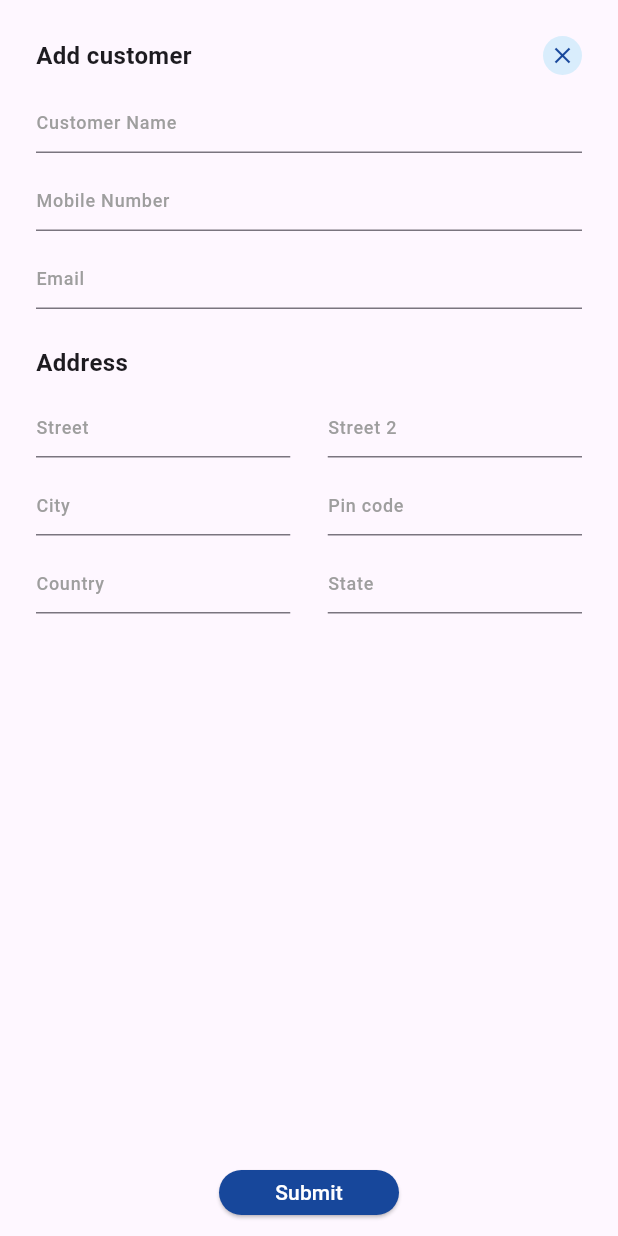
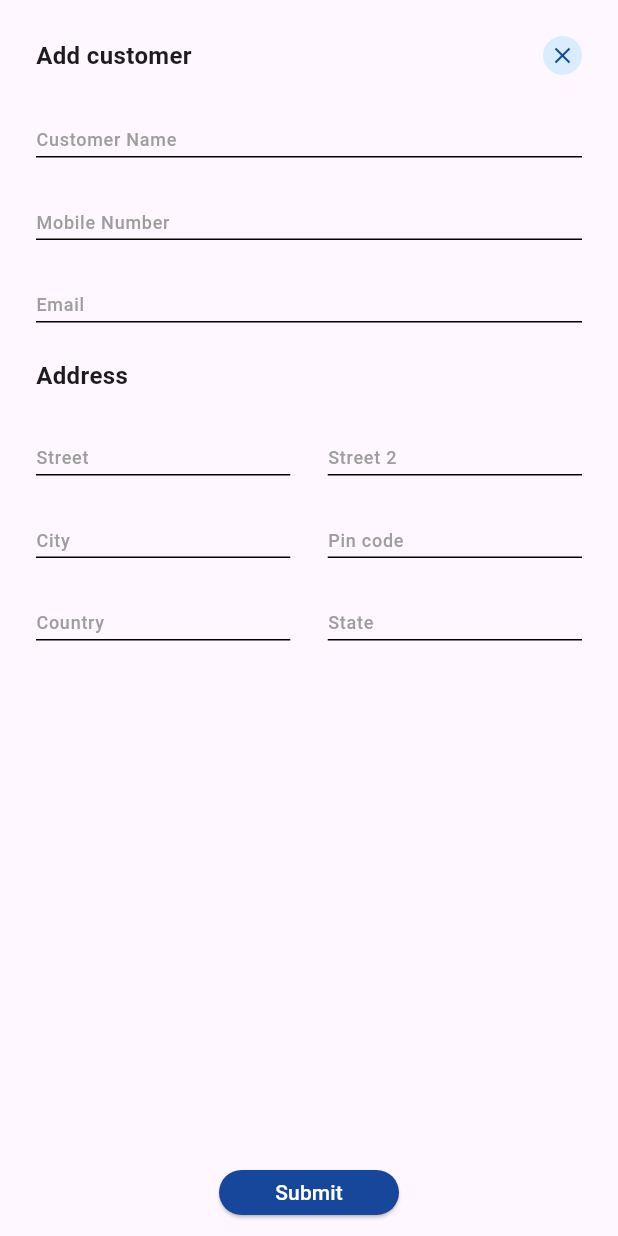
Before and after one commit to Sanjayvkp/shopping-app, a Flutter app: the BottomSheetContentWidget widget shown alone on an empty page, opened directly, after a tap on "Submit", on a phone screen of 412 x 824 dp. Run offline on Flutter 3.47's test engine with Material 3 defaults, Android fonts, the phone set to English and light mode, and no system bars; our stand-ins replace dio, flutter_hooks, flutter_riverpod, freezed_annotation, hooks_riverpod, riverpod_annotation; generated files the repository leaves out were written again; network calls fail.

Commit message:
Modified:show model bottom sheet widget

```diff
--- a/lib/controller/providers/api_provider.dart
+++ b/lib/controller/providers/api_provider.dart
@@ -1,3 +1,5 @@
+import 'dart:developer';
+
 import 'package:dio/dio.dart';
 import 'package:riverpod_annotation/riverpod_annotation.dart';
 import 'package:shopping_app/controller/providers/api_provider_state.dart';
@@ -75,4 +77,22 @@ class Api extends _$Api {
       throw Exception('Failed to fetch customer: $error');
     }
   }
+
+  Future<void> addCustomer(Details customer) async {
+    try {
+      final Map<String, dynamic> customerJson = customer.toJson();
+      Response response = await dio.post(
+        ApiUtils.baseUrl + ApiUtils.customers,
+        data: customerJson,
+      );
+      if (response.statusCode == 200) {
+        log('Customer added successfully');
+      } else {
+        throw Exception(
+            'Failed to add customer. Status code: ${response.statusCode}');
+      }
+    } catch (error) {
+      throw Exception('Failed to add customer: $error');
+    }
+  }
 }
--- a/lib/controller/services/api_services.dart
+++ b/lib/controller/services/api_services.dart
@@ -41,7 +41,4 @@ class ApiServices {
       throw Exception('Failed to fetch customers: $error');
     }
   }
-
-
-
 }
--- a/lib/model/customer_model.dart
+++ b/lib/model/customer_model.dart
@@ -6,13 +6,17 @@ part 'customer_model.g.dart';
 @freezed
 class Details with _$Details {
   const factory Details({
-    required int id,
+    required int? id,
     required String name,
     required String? profilePic,
     required String city,
     required String? street,
     required String? country,
     required String? state,
+    required String? streetTwo,
+    required String? email,
+    required String? number,
+    required String? pinCode,
   }) = _Details;
 
   factory Details.fromJson(Map<String, dynamic> json) =>
--- a/lib/view/pages/customer_page.dart
+++ b/lib/view/pages/customer_page.dart
@@ -46,7 +46,7 @@ class CustomerPage extends HookConsumerWidget {
                   children: [
                     TextFieldWidget(
                       textEditingController: searchController,
-                      onSubmitted: (p0) async {
+                      onChanged: (p0) async {
                         String searchText = searchController.text;
                         await searchCustomerAndUpdateUI(searchText);
                       },
--- a/lib/view/pages/product_page.dart
+++ b/lib/view/pages/product_page.dart
@@ -47,7 +47,7 @@ class ProductPage extends HookConsumerWidget {
                     TextFieldWidget(
                       textEditingController: productController,
                       isProduct: true,
-                      onSubmitted: (p0) async {
+                      onChanged: (p0) async {
                         String searchText = productController.text;
                         await searchProductAndUpdateUI(searchText);
                       },
@@ -56,7 +56,7 @@ class ProductPage extends HookConsumerWidget {
                       height: 16,
                     ),
                     ProductGridviewWidget(
-                    productList: searchResults.value.isNotEmpty
+                      productList: searchResults.value.isNotEmpty
                           ? searchResults.value
                           : value.fetchProducts,
                     ),
--- a/lib/view/widgets/bottom_sheet_content_widget.dart
+++ b/lib/view/widgets/bottom_sheet_content_widget.dart
@@ -1,24 +1,37 @@
 import 'package:flutter/material.dart';
+import 'package:flutter_hooks/flutter_hooks.dart';
+import 'package:hooks_riverpod/hooks_riverpod.dart';
+import 'package:shopping_app/controller/providers/api_provider.dart';
+import 'package:shopping_app/model/customer_model.dart';
 import 'package:shopping_app/view/widgets/bottom_sheet_textfield_widget.dart';
 import 'package:shopping_app/view/widgets/elevated_button_widget.dart';
 
-class BottomSheetContentWidget extends StatelessWidget {
+class BottomSheetContentWidget extends HookConsumerWidget {
   const BottomSheetContentWidget({super.key});
 
   @override
-  Widget build(BuildContext context) {
-    return const Padding(
-      padding: EdgeInsets.only(
+  Widget build(BuildContext context, WidgetRef ref) {
+    final nameController = useTextEditingController();
+    final mobileController = useTextEditingController();
+    final emailController = useTextEditingController();
+    final streetController = useTextEditingController();
+    final townController = useTextEditingController();
+    final cityController = useTextEditingController();
+    final pincodeController = useTextEditingController();
+    final countryController = useTextEditingController();
+    final stateController = useTextEditingController();
+    return Padding(
+      padding: const EdgeInsets.only(
         left: 24,
         right: 24,
       ),
       child: Column(
         crossAxisAlignment: CrossAxisAlignment.start,
         children: [
-          SizedBox(
+          const SizedBox(
             height: 24,
           ),
-          Row(
+          const Row(
             children: [
               Text(
                 'Add customer',
@@ -37,75 +50,129 @@ class BottomSheetContentWidget extends StatelessWidget {
               )
             ],
           ),
-          SizedBox(
+          const SizedBox(
             height: 12,
           ),
           BottomSheetTextFieldWidget(
-            label: 'Customer Name',
+            controller: nameController,
+            hintText: 'Customer Name',
+            helperText: 'Customer Name',
           ),
-          SizedBox(
+          const SizedBox(
             height: 12,
           ),
           BottomSheetTextFieldWidget(
-            label: 'Mobile Number',
+            controller: mobileController,
+            keyboardType: TextInputType.phone,
+            hintText: 'Mobile Number',
+            helperText: 'Mobile Number',
           ),
-          SizedBox(
+          const SizedBox(
             height: 12,
           ),
           BottomSheetTextFieldWidget(
-            label: 'Email',
+            controller: emailController,
+            keyboardType: TextInputType.emailAddress,
+            hintText: 'Email',
+            helperText: 'Email',
           ),
-          SizedBox(
+          const SizedBox(
             height: 24,
           ),
-          Text(
+          const Text(
             'Address',
             style: TextStyle(fontSize: 16, fontWeight: FontWeight.bold),
           ),
-          SizedBox(
+          const SizedBox(
             height: 12,
           ),
           Row(
             mainAxisSize: MainAxisSize.min,
             children: [
-              Expanded(child: BottomSheetTextFieldWidget(label: 'Street')),
-              SizedBox(
+              Expanded(
+                  child: BottomSheetTextFieldWidget(
+                controller: streetController,
+                hintText: 'Street',
+                helperText: 'Street',
+              )),
+              const SizedBox(
                 width: 25,
               ),
-              Expanded(child: BottomSheetTextFieldWidget(label: 'Street 2'))
+              Expanded(
+                  child: BottomSheetTextFieldWidget(
+                controller: townController,
+                hintText: 'Street 2',
+                helperText: 'Street 2',
+              ))
             ],
           ),
-          SizedBox(
+          const SizedBox(
             height: 12,
           ),
           Row(
             mainAxisSize: MainAxisSize.min,
             children: [
-              Expanded(child: BottomSheetTextFieldWidget(label: 'City')),
-              SizedBox(
+              Expanded(
+                  child: BottomSheetTextFieldWidget(
+                controller: cityController,
+                hintText: 'City',
+                helperText: 'City',
+              )),
+              const SizedBox(
                 width: 25,
               ),
-              Expanded(child: BottomSheetTextFieldWidget(label: 'Pin code'))
+              Expanded(
+                  child: BottomSheetTextFieldWidget(
+                controller: pincodeController,
+                keyboardType: TextInputType.number,
+                hintText: 'Pin code',
+                helperText: 'Pin code',
+              ))
             ],
           ),
-          SizedBox(
+          const SizedBox(
             height: 12,
           ),
           Row(
             mainAxisSize: MainAxisSize.min,
             children: [
-              Expanded(child: BottomSheetTextFieldWidget(label: 'Country')),
-              SizedBox(
+              Expanded(
+                  child: BottomSheetTextFieldWidget(
+                controller: countryController,
+                hintText: 'Country',
+                helperText: 'Country',
+              )),
+              const SizedBox(
                 width: 25,
               ),
-              Expanded(child: BottomSheetTextFieldWidget(label: 'State'))
+              Expanded(
+                  child: BottomSheetTextFieldWidget(
+                controller: stateController,
+                hintText: 'State',
+                helperText: 'State',
+              ))
             ],
           ),
-          Expanded(child: SizedBox()),
+          const Expanded(child: SizedBox()),
           Center(
               child: Padding(
-            padding: EdgeInsets.only(bottom: 14),
-            child: ElevatedButtonWidget(),
+            padding: const EdgeInsets.only(bottom: 14),
+            child: ElevatedButtonWidget(
+              onPressed: () {
+                ref.read(apiProvider.notifier).addCustomer(Details(
+                    id: null,
+                    name: nameController.text,
+                    profilePic: null,
+                    city: cityController.text,
+                    street: streetController.text,
+                    country: countryController.text,
+                    state: stateController.text,
+                    streetTwo: townController.text,
+                    email: emailController.text,
+                    number: mobileController.text,
+                    pinCode: pincodeController.text));
+              },
+            ),
           ))
         ],
       ),
--- a/lib/view/widgets/bottom_sheet_textfield_widget.dart
+++ b/lib/view/widgets/bottom_sheet_textfield_widget.dart
@@ -1,28 +1,71 @@
 import 'package:flutter/material.dart';
+import 'package:flutter_hooks/flutter_hooks.dart';
 
-class BottomSheetTextFieldWidget extends StatelessWidget {
-  final String label;
-
-  const BottomSheetTextFieldWidget({super.key, required this.label});
+class BottomSheetTextFieldWidget extends HookWidget {
+  final TextEditingController? controller;
+  final String hintText;
+  final TextInputType? keyboardType;
+  final String helperText;
+  const BottomSheetTextFieldWidget({
+    super.key,
+    required this.controller,
+    this.keyboardType,
+    required this.hintText,
+    required this.helperText,
+  });
 
   @override
   Widget build(BuildContext context) {
-    FocusNode focusNode = FocusNode();
-    return SizedBox(
-      height: 40,
+    final focusNode = useFocusNode();
+
+    final clickValue = useState<bool>(false);
+
+    focusNode.addListener(() {
+      clickValue.value = focusNode.hasFocus;
+    });
+
+    return Column(
+      crossAxisAlignment: CrossAxisAlignment.start,
+      children: [
+        if (clickValue.value)
+          Text(
+            helperText,
+            style: TextStyle(
+              color: Colors.black.withOpacity(.50),
+              fontWeight: FontWeight.w500,
+            ),
+          ),
+        const SizedBox(
+          height: 5,
+        ),
+        SizedBox(
+          height: 38,
           child: TextField(
             focusNode: focusNode,
-        cursorHeight: 20,
+            onChanged: (value) {
+              if (value.isEmpty) {
+                clickValue.value = false;
+              }
+            },
+            controller: controller,
+            keyboardType: keyboardType,
+            cursorHeight: 25,
             cursorWidth: .8,
             decoration: InputDecoration(
-          labelText: label,
-          labelStyle: const TextStyle(
-              fontSize: 12, fontWeight: FontWeight.w500, color: Colors.grey),
+              hintText: hintText,
+              hintStyle: const TextStyle(
+                fontSize: 12,
+                fontWeight: FontWeight.w500,
+                color: Colors.grey,
+              ),
               focusedBorder: const OutlineInputBorder(
                 borderSide: BorderSide(color: Colors.black),
               ),
+              enabledBorder: const UnderlineInputBorder(),
             ),
           ),
+        ),
+      ],
     );
   }
 }
--- a/lib/view/widgets/elevated_button_widget.dart
+++ b/lib/view/widgets/elevated_button_widget.dart
@@ -1,7 +1,8 @@
 import 'package:flutter/material.dart';
 
 class ElevatedButtonWidget extends StatelessWidget {
-  const ElevatedButtonWidget({super.key});
+  final void Function()? onPressed;
+  const ElevatedButtonWidget({super.key, required this.onPressed});
 
   @override
   Widget build(BuildContext context) {
@@ -11,7 +12,7 @@ class ElevatedButtonWidget extends StatelessWidget {
       child: ElevatedButton(
         style:
             ElevatedButton.styleFrom(backgroundColor: const Color(0xFF17479b)),
-        onPressed: () {},
+        onPressed: onPressed,
         child: const Text(
           'Submit',
           style: TextStyle(color: Colors.white),
--- a/lib/view/widgets/show_model_widget.dart
+++ b/lib/view/widgets/show_model_widget.dart
@@ -7,6 +7,7 @@ class ShowModelWidget extends StatelessWidget {
   @override
   Widget build(BuildContext context) {
     return Container(
+      height: 520,
       decoration: const BoxDecoration(
         color: Colors.white,
         borderRadius: BorderRadius.only(
--- a/lib/view/widgets/textfield_widget.dart
+++ b/lib/view/widgets/textfield_widget.dart
@@ -6,11 +6,12 @@ class TextFieldWidget extends StatelessWidget {
   final bool? isProduct;
   final TextEditingController? textEditingController;
 
-  final void Function(String)? onSubmitted;
+  final void Function(String)? onChanged;
+
   const TextFieldWidget(
       {super.key,
       required this.isProduct,
-      required this.onSubmitted,
+      required this.onChanged,
       required this.textEditingController});
 
   @override
@@ -18,7 +19,7 @@ class TextFieldWidget extends StatelessWidget {
     return SizedBox(
       height: 45,
       child: TextField(
-        onSubmitted: onSubmitted,
+        onChanged: onChanged,
         controller: textEditingController,
         decoration: InputDecoration(
             prefixIcon: const Icon(
@@ -66,6 +67,7 @@ class TextFieldWidget extends StatelessWidget {
                           onTap: () {
                             showModalBottomSheet(
                               context: context,
+                              isScrollControlled: true,
                               builder: (context) {
                                 return const ShowModelWidget();
                               },
```
Also changed, not shown: lib/controller/providers/api_provider.g.dart, lib/model/customer_model.freezed.dart, lib/model/customer_model.g.dart. Lines whose indentation alone changed are shown as unchanged.
